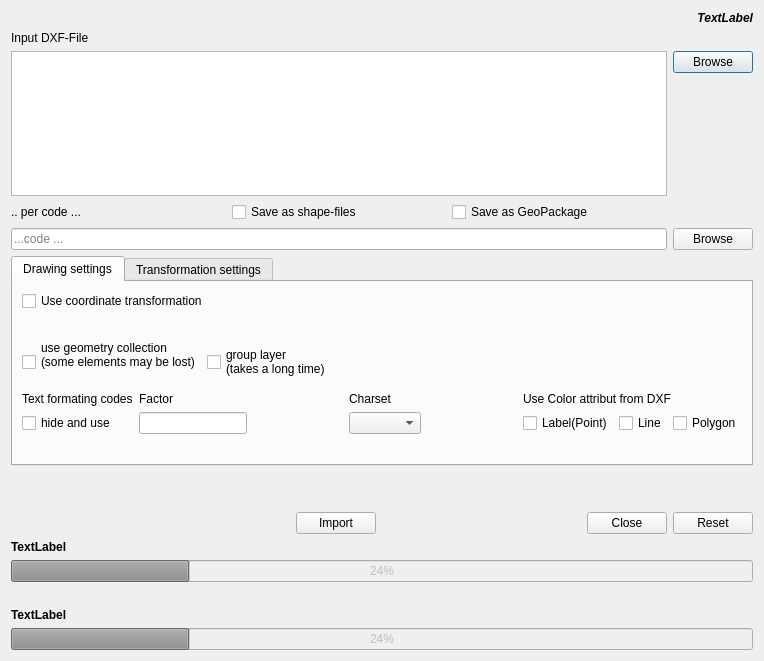
Before: the Qt Designer form uiADXF2Shape.ui in klokan/AnotherDXF2Shape, drawn with Qt 5.
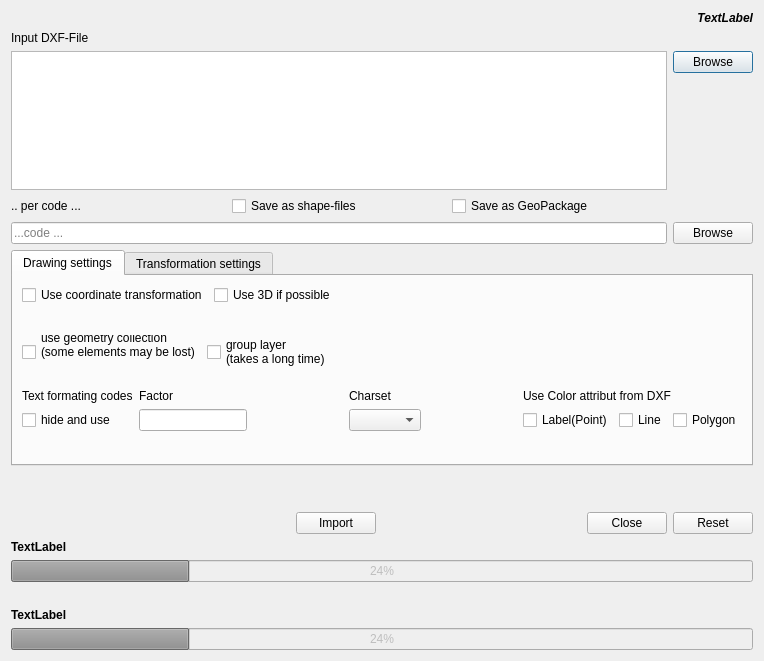
After: the same form once the commit is applied. The open tabs and pages were chosen to show the change. Icons and pictures are not drawn.

```diff
--- a/uiADXF2Shape.ui
+++ b/uiADXF2Shape.ui
@@ -161,15 +161,22 @@
       <attribute name="title">
        <string>Drawing settings</string>
       </attribute>
-      <layout class="QVBoxLayout" name="verticalLayout_6">
-       <item>
+      <layout class="QFormLayout" name="formLayout">
+       <item row="0" column="0">
         <widget class="QCheckBox" name="chkTransform">
          <property name="text">
           <string>Use coordinate transformation</string>
          </property>
         </widget>
        </item>
-       <item>
+       <item row="0" column="1">
+        <widget class="QCheckBox" name="chk3D">
+         <property name="text">
+          <string>Use 3D if possible</string>
+         </property>
+        </widget>
+       </item>
+       <item row="1" column="0" colspan="2">
         <spacer name="verticalSpacer_3">
          <property name="orientation">
           <enum>Qt::Vertical</enum>
@@ -182,7 +189,7 @@
          </property>
         </spacer>
        </item>
-       <item>
+       <item row="2" column="0" colspan="2">
         <layout class="QGridLayout" name="gridLayout_3" rowstretch="0,0">
          <item row="1" column="2">
           <layout class="QVBoxLayout" name="verticalLayout_5">
@@ -238,7 +245,7 @@
          </item>
         </layout>
        </item>
-       <item>
+       <item row="3" column="0" colspan="2">
         <layout class="QGridLayout" name="gridLayout_6">
          <item row="1" column="2">
           <spacer name="horizontalSpacer_4">
@@ -374,7 +381,7 @@
          </item>
         </layout>
        </item>
-       <item>
+       <item row="4" column="0" colspan="2">
         <spacer name="verticalSpacer_4">
          <property name="orientation">
           <enum>Qt::Vertical</enum>
```
Left out of the diff: 3 changed lines with no effect on the pictures.
